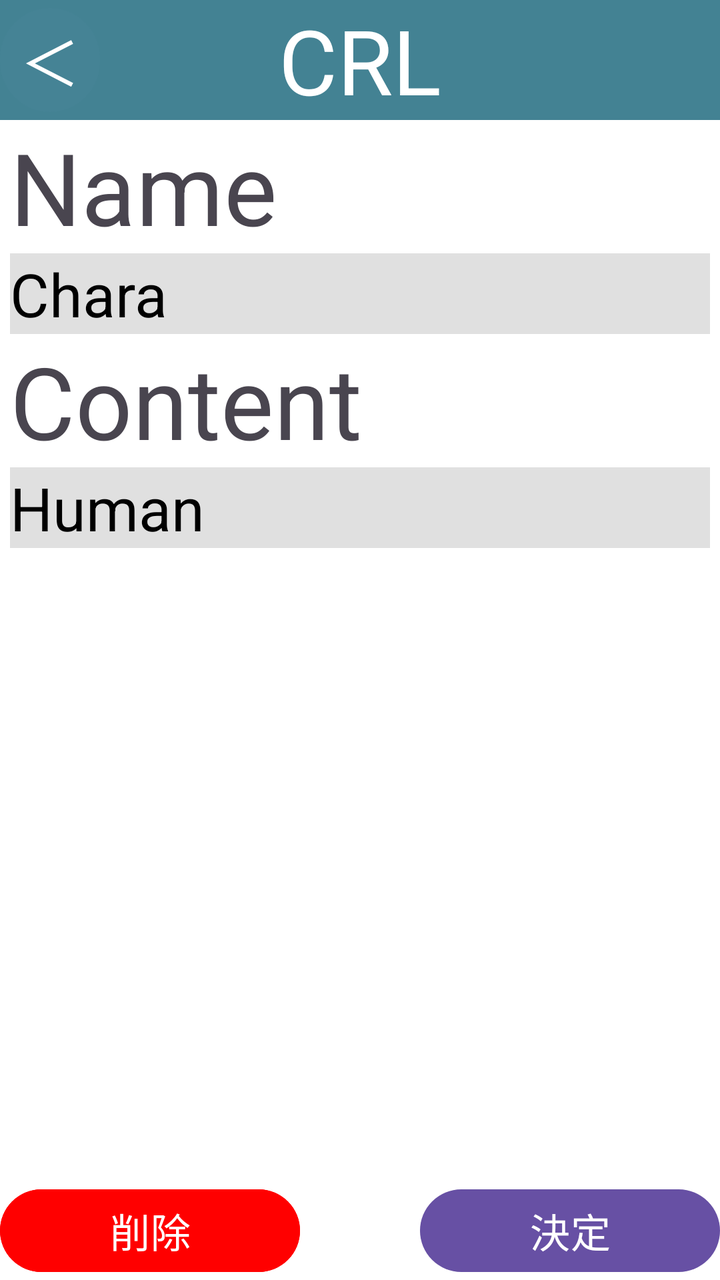
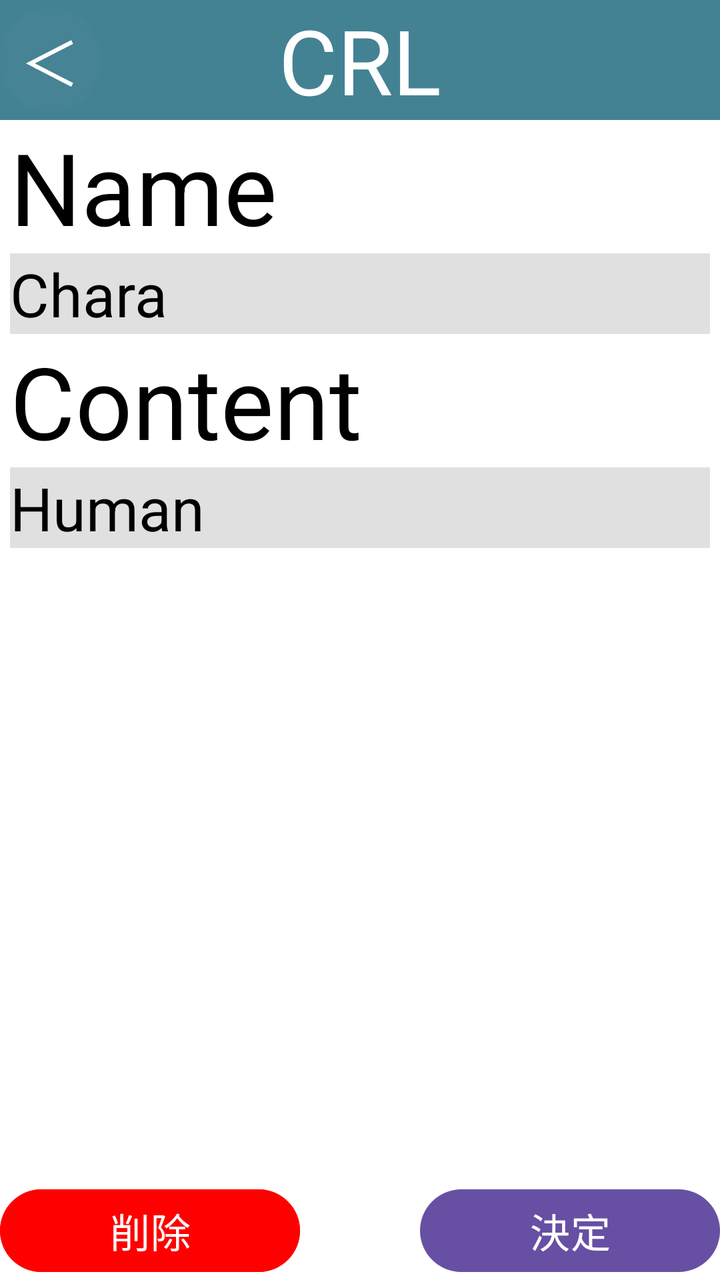

An Android layout rendered at two revisions. The XML below is the earlier revision; the diff shows what the commit changed to produce the second picture.
<!-- AndroidManifest.xml: application theme Theme.CharacterListApp -->
<!-- res/layout/chara_edit_scene.xml -->
<?xml version="1.0" encoding="utf-8"?>
<androidx.constraintlayout.widget.ConstraintLayout xmlns:android="http://schemas.android.com/apk/res/android"
    xmlns:tools="http://schemas.android.com/tools"
    android:layout_width="match_parent"
    android:layout_height="match_parent"
    android:id="@+id/mains"
    android:background="#ffffff"
    xmlns:app="http://schemas.android.com/apk/res-auto"
    tools:context=".charaEdit">
    <View
        android:layout_width="match_parent"
        android:layout_height="60dp"
        android:background="#438293"
        app:layout_constraintTop_toTopOf="parent"
        app:layout_constraintEnd_toEndOf="parent"
        tools:ignore="MissingConstraints"
        android:id="@+id/header"></View>
    <TextView
        android:layout_width="match_parent"
        android:layout_height="60dp"
        app:layout_constraintStart_toStartOf="@+id/header"
        app:layout_constraintEnd_toEndOf="@+id/header"
        android:text="CRL"
        android:textSize="45dp"
        android:textColor="#ffffff"
        android:gravity="center"></TextView>
    <Button
        android:layout_width="50dp"
        android:layout_height="60dp"
        android:backgroundTint="#458395"
        android:gravity="center"
        android:text="＜"
        android:textColor="#ffffff"
        android:textSize="30dp"
        android:padding="0dp"
        app:layout_constraintRight_toRightOf="@+id/header"
        app:layout_constraintStart_toStartOf="@+id/header"
        android:id="@+id/BackButton"></Button>

    <TextView
        android:layout_width="match_parent"
        android:layout_height="wrap_content"
        android:text="Name"
        android:textSize="50dp"
        app:layout_constraintTop_toBottomOf="@+id/header"
        android:id="@+id/names"
        android:layout_marginLeft="5dp"
        ></TextView>
    <EditText
        android:layout_width="match_parent"
        android:layout_height="wrap_content"
        android:textSize="30dp"
        android:text="Chara"
        app:layout_constraintTop_toBottomOf="@+id/names"
        android:background="#e0e0e0"
        android:textColor="#000000"
        android:layout_marginLeft="5dp"
        android:layout_marginRight="5dp"
        android:id="@+id/edit_char_name"
        ></EditText>

    <TextView
        android:layout_width="match_parent"
        android:layout_height="wrap_content"
        android:text="Content"
        android:textSize="50dp"
        app:layout_constraintTop_toBottomOf="@+id/edit_char_name"
        android:id="@+id/contents"
        android:layout_marginLeft="5dp"
        ></TextView>
    <EditText
        android:layout_width="match_parent"
        android:layout_height="wrap_content"
        android:textSize="30dp"
        android:text="Human"
        app:layout_constraintTop_toBottomOf="@+id/contents"
        android:background="#e0e0e0"
        android:textColor="#000000"
        android:layout_marginLeft="5dp"
        android:layout_marginRight="5dp"
        android:id="@+id/edit_char_content"
        android:inputType="textMultiLine"
        ></EditText>

    <Button
        android:layout_width="150dp"
        android:layout_height="wrap_content"
        android:gravity="center"
        android:text="削除"
        android:textSize="20dp"
        android:textColor="#ffffff"
        android:id="@+id/delete_character_button"
        app:layout_constraintStart_toStartOf="parent"
        app:layout_constraintBottom_toBottomOf="parent"
        android:backgroundTint="#ff0000"
        ></Button>
    <Button
        android:layout_width="150dp"
        android:layout_height="wrap_content"
        android:gravity="center"
        android:text="決定"
        android:textSize="20dp"
        android:textColor="#ffffff"
        android:id="@+id/save_edit_button"
        app:layout_constraintEnd_toEndOf="parent"
        app:layout_constraintBottom_toBottomOf="parent"
        ></Button>

</androidx.constraintlayout.widget.ConstraintLayout>
<!-- resources referenced by this layout -->
<resources>
  <style name="Theme.CharacterListApp" parent="Base.Theme.CharacterListApp" />
  <style name="Base.Theme.CharacterListApp" parent="Theme.Material3.DayNight.NoActionBar">
          
          
      </style>
</resources>

<!-- the commit's change to res/layout/chara_edit_scene.xml (unified diff, before → after) -->
@@ -42,6 +42,7 @@
         android:layout_height="wrap_content"
         android:text="Name"
         android:textSize="50dp"
+        android:textColor="@color/black"
         app:layout_constraintTop_toBottomOf="@+id/header"
         android:id="@+id/names"
         android:layout_marginLeft="5dp"
@@ -64,6 +65,7 @@
         android:layout_height="wrap_content"
         android:text="Content"
         android:textSize="50dp"
+        android:textColor="@color/black"
         app:layout_constraintTop_toBottomOf="@+id/edit_char_name"
         android:id="@+id/contents"
         android:layout_marginLeft="5dp"
<!-- resource entries referenced after the edit -->
@@ -1,5 +1,6 @@
 <!-- resources referenced by this layout -->
 <resources>
+  <color name="black">#FF000000</color>
   <style name="Theme.CharacterListApp" parent="Base.Theme.CharacterListApp" />
   <style name="Base.Theme.CharacterListApp" parent="Theme.Material3.DayNight.NoActionBar">
           
